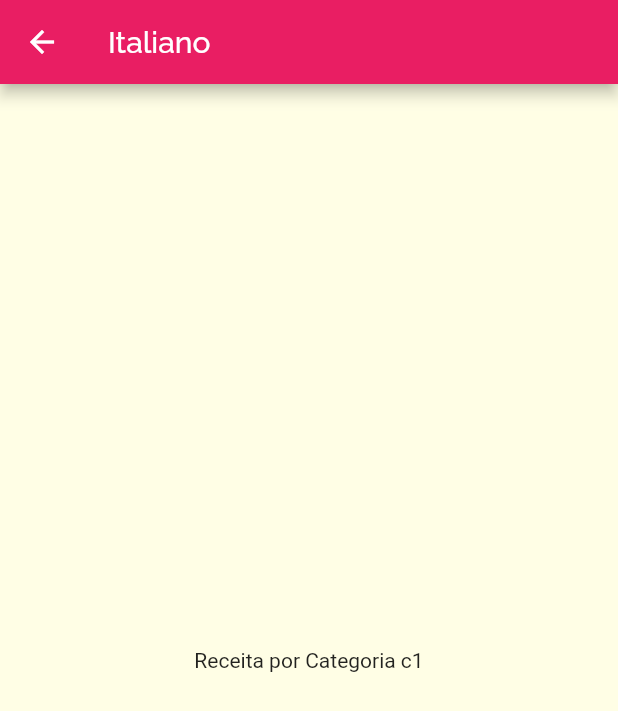
After one commit to cmaraslian/meals, a Flutter app: the screen it shows after launch, after a tap on "Italiano", on a phone screen of 412 x 824 dp. The commit adds this screen. Shown: the top 711 px of the screen. Run offline on Flutter 3.47's test engine with Material 2 defaults, Android fonts, the phone set to English and light mode, and no system bars.

Commit message:
Início criação telas de navegação

```diff
--- a/lib/components/category_item.dart
+++ b/lib/components/category_item.dart
@@ -1,22 +1,39 @@
 import 'package:Meals/models/category.dart';
 import 'package:flutter/material.dart';
+import 'package:Meals/screens/categories_meals_screen.dart';
 
 class CategoryItem extends StatelessWidget {
   final Category category;
 
   CategoryItem(this.category);
 
+  void _selectCategory(BuildContext context) {
+    Navigator.of(context).push(
+      MaterialPageRoute(
+        builder: (_) {
+          return CategoriesMealsScreen(category);
+        },
+      ),
+    );
+  }
+
   @override
   Widget build(BuildContext context) {
-    return Container(
+    return InkWell(
+      onTap: () => _selectCategory(context),
+      splashColor: Theme.of(context).primaryColor,
+      borderRadius: BorderRadius.circular(15),
+      child: Container(
         padding: const EdgeInsets.all(15),
-      child: Text(category.title, style: Theme.of(context).textTheme.headline6),
+        child:
+            Text(category.title, style: Theme.of(context).textTheme.headline6),
         decoration: BoxDecoration(
             borderRadius: BorderRadius.circular(15),
             gradient: LinearGradient(colors: [
               category.color.withOpacity(0.5),
               category.color,
             ], begin: Alignment.topLeft, end: Alignment.bottomRight)),
+      ),
     );
   }
 }
--- /dev/null
+++ b/lib/screens/categories_meals_screen.dart
@@ -0,0 +1,20 @@
+import 'package:flutter/material.dart';
+import '../models/category.dart';
+
+class CategoriesMealsScreen extends StatelessWidget {
+  final Category category;
+
+  const CategoriesMealsScreen(this.category);
+
+  @override
+  Widget build(BuildContext context) {
+    return Scaffold(
+      appBar: AppBar(
+        title: Text(category.title),
+      ),
+      body: Center(
+        child: Text('Receita por Categoria ${category.id}'),
+      ),
+    );
+  }
+}
```
Lines whose indentation alone changed are shown as unchanged.
